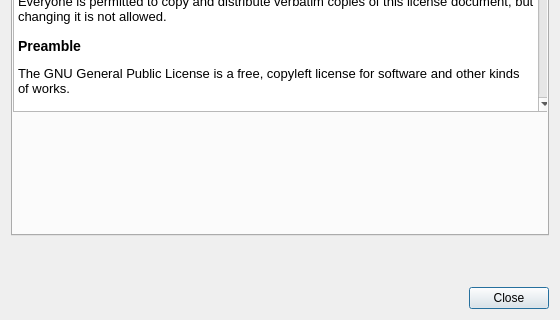
swl-x/MystiQ, file ui/aboutdialog.ui: the form before one commit; both pictures show x 0 to 560 and y 150 to 470 of the 560 by 470 pixel window.
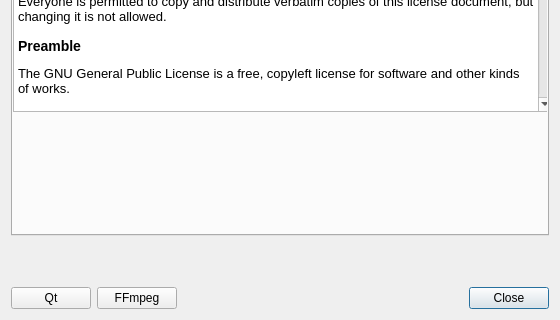
The form after the commit. The open tabs and pages were chosen to show the change. Icons and pictures are not drawn.

Commit message: renamed about Qt and about FFmpeg from Help menu to avoit been moved to main menu on MacOS menu system added buttons to AboutDialog to show about Qt and about FFmpeg

What changed in the file:
```diff
--- a/ui/aboutdialog.ui
+++ b/ui/aboutdialog.ui
@@ -663,17 +663,45 @@
     </layout>
    </item>
    <item>
-    <widget class="QDialogButtonBox" name="buttonBox">
-     <property name="orientation">
-      <enum>Qt::Horizontal</enum>
-     </property>
-     <property name="standardButtons">
-      <set>QDialogButtonBox::Close</set>
-     </property>
-     <property name="centerButtons">
-      <bool>false</bool>
-     </property>
-    </widget>
+    <layout class="QHBoxLayout" name="horizontalLayout">
+     <item>
+      <widget class="QPushButton" name="qt_about_button">
+       <property name="text">
+        <string>Qt</string>
+       </property>
+      </widget>
+     </item>
+     <item>
+      <widget class="QPushButton" name="ffmpeg_about_button">
+       <property name="text">
+        <string>FFmpeg</string>
+       </property>
+      </widget>
+     </item>
+     <item>
+      <spacer name="horizontalSpacer">
+       <property name="orientation">
+        <enum>Qt::Horizontal</enum>
+       </property>
+       <property name="sizeHint" stdset="0">
+        <size>
+         <width>40</width>
+         <height>20</height>
+        </size>
+       </property>
+      </spacer>
+     </item>
+     <item>
+      <widget class="QPushButton" name="close_button">
+       <property name="text">
+        <string>Close</string>
+       </property>
+       <property name="default">
+        <bool>true</bool>
+       </property>
+      </widget>
+     </item>
+    </layout>
    </item>
   </layout>
  </widget>
```
Left out of the diff: 516 changed lines with no effect on the pictures. The commit also changes 3 other files.
